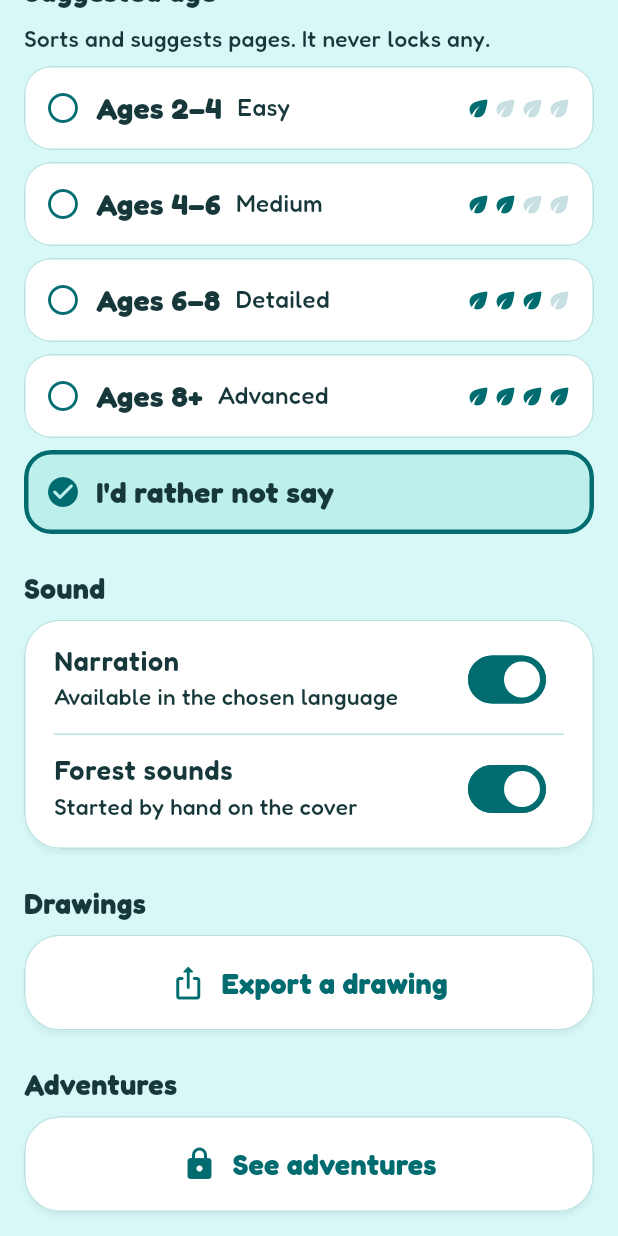
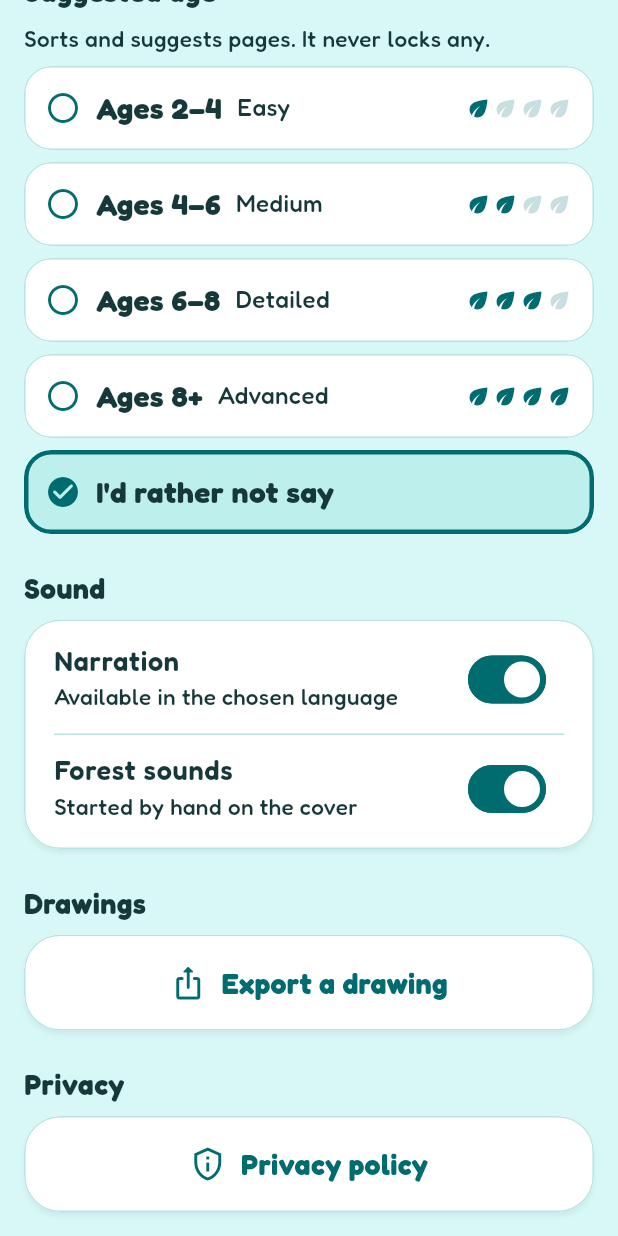
Before and after one commit to henguido/Tuki, a Flutter app: the AdultsScreen screen opened directly, scrolled down 276 dp, on a phone screen of 412 x 824 dp. Run offline on Flutter 3.47's test engine with Material 3 defaults, Android fonts, the phone set to English and light mode, and no system bars; our stand-ins replace drift, file_picker, just_audio, share_plus, shared_preferences; missing offline and left inert: audio_session; accounts and stored records are empty; generated files the repository leaves out were written again; project files that could hold a hidden picture were left out.

Commit message:
Prepare TUKI internal testing closure

```diff
--- a/docs/play/inventario-licencias-60.csv
+++ b/docs/play/inventario-licencias-60.csv
@@ -15,7 +15,7 @@
 "E14","Cascada","Fácil","Cascada infantil entre rocas-3.webp","organizadas/facil/E14_cascada.webp","70590c990a187ba30bb927ed3ce8ce39e359d6f956d13d908a0e1e41d3b7e210","Archivo entregado al proyecto; autor/proveedor no documentado","Desconocido; conversión a plantilla JSON documentada aparte","POR COMPLETAR","No adjunta","Pendiente de verificar","Bloqueada para publicación"
 "E15","Sendero del bosque","Fácil","Sendero forestal para colorear-4.webp","organizadas/facil/E15_sendero.webp","2068afcd54b20e2d8ce340fc8dc9780ad7eda4e59a2493b46a8bb6fa510b4f61","Archivo entregado al proyecto; autor/proveedor no documentado","Desconocido; conversión a plantilla JSON documentada aparte","POR COMPLETAR","No adjunta","Pendiente de verificar","Bloqueada para publicación"
 "M01","Rana en la hoja","Medio","Rana sonriente sobre una hoja tropical.webp","organizadas/medio/M01_rana-en-la-hoja.webp","b552a725388802ead6c6eb53e46150456896ccd3bd67b45db4853f1bf751640a","Archivo entregado al proyecto; autor/proveedor no documentado","Desconocido; conversión a plantilla JSON documentada aparte","POR COMPLETAR","No adjunta","Pendiente de verificar","Bloqueada para publicación"
-"M02","Mariposa","Medio","mariposa-tuki-nivel-medio-v1.png","organizadas/medio/M02_mariposa.png","97463970e49eb34af7068867fe00b6f4fb2e6a161e2acaf67163c7105a1604e4","Generada con herramienta de imágenes de OpenAI","Generación asistida; prompt/cuenta por vincular","POR COMPLETAR","No adjunta","Pendiente de verificar","Bloqueada para publicación"
+"M02","Mariposa","Medio","mariposa-tuki-nivel-medio-v1.png","organizadas/medio/M02_mariposa.png","97463970e49eb34af7068867fe00b6f4fb2e6a161e2acaf67163c7105a1604e4","Generada específicamente para TUKI con la herramienta de imágenes de OpenAI","Especificación documentada: lámina vertical infantil en line art blanco y negro, complejidad media, regiones cerradas grandes, sin texto, mosaico, sombreado ni marca de agua","Cuenta generadora por confirmar","ilustraciones/INVENTARIO_TUKI.md y archivo original preservado","Términos OpenAI aplicables; pendiente confirmar cuenta y derechos de cualquier entrada","Procedencia documentada; autorización pendiente"
 "M03","Colibrí","Medio","Imagen de ChatGPT 12 nov 2026, 19_44_58-2.webp","organizadas/medio/M03_colibri.webp","fe2f8643592ef6440dde44479616dedabf8f7647b144c822e3ea26454bc4cdbf","Generada con herramienta de imágenes de OpenAI","Generación asistida; prompt/cuenta por vincular","POR COMPLETAR","No adjunta","Pendiente de verificar","Bloqueada para publicación"
 "M04","Tucán","Medio","Imagen de ChatGPT 12 nov 2026, 19_45_00-3.webp","organizadas/medio/M04_tucan.webp","e2d439d020f845d6ae5610f2c9d182a4534201516edcdb773732a8ff51bb9455","Generada con herramienta de imágenes de OpenAI","Generación asistida; prompt/cuenta por vincular","POR COMPLETAR","No adjunta","Pendiente de verificar","Bloqueada para publicación"
 "M05","Flor tropical","Medio","Hibisco en blanco y negro-1.webp","organizadas/medio/M05_flor-tropical.webp","415dae6316498b6da9cb1479c5e0bc902ac203c7fec8274491e2f87d16c42c51","Archivo entregado al proyecto; autor/proveedor no documentado","Desconocido; conversión a plantilla JSON documentada aparte","POR COMPLETAR","No adjunta","Pendiente de verificar","Bloqueada para publicación"
--- a/lib/features/adults/adults_screen.dart
+++ b/lib/features/adults/adults_screen.dart
@@ -8,6 +8,7 @@ import '../store/adventures_screen.dart';
 import '../store/adult_gate.dart';
 import 'age_setup.dart';
 import 'export_picker_screen.dart';
+import 'privacy_service.dart';
 
 /// Área de adultos: idioma, edad sugerida, sonido, exportación y aventuras.
 class AdultsScreen extends StatelessWidget {
@@ -18,6 +19,16 @@ class AdultsScreen extends StatelessWidget {
     await Navigator.of(
       context,
     ).push(MaterialPageRoute<void>(builder: (_) => const ExportPickerScreen()));
+  }
+
+  Future<void> _openPrivacy(BuildContext context) async {
+    if (!await showAdultGate(context) || !context.mounted) return;
+    final opened = await const PrivacyService().openPolicy();
+    if (!opened && context.mounted) {
+      ScaffoldMessenger.of(context).showSnackBar(
+        SnackBar(content: Text(AppLocalizations.of(context).privacyOpenError)),
+      );
+    }
   }
 
   @override
@@ -146,6 +157,35 @@ class AdultsScreen extends StatelessWidget {
                     ),
                   ),
                   const SizedBox(height: 22),
+                  _SectionTitle(l.privacy),
+                  TukiCard(
+                    key: const ValueKey('privacy-policy-open'),
+                    onTap: () => _openPrivacy(context),
+                    child: ConstrainedBox(
+                      constraints: const BoxConstraints(minHeight: 40),
+                      child: Row(
+                        mainAxisAlignment: MainAxisAlignment.center,
+                        children: [
+                          const Icon(
+                            Icons.privacy_tip_outlined,
+                            color: TukiColors.turquoise,
+                          ),
+                          const SizedBox(width: 10),
+                          Flexible(
+                            child: Text(
+                              l.privacyPolicy,
+                              style: tukiText(
+                                19,
+                                weight: 700,
+                                color: TukiColors.turquoise,
+                              ),
+                            ),
+                          ),
+                        ],
+                      ),
+                    ),
+                  ),
+                  const SizedBox(height: 22),
                   _SectionTitle(l.adventures),
                   TukiCard(
                     key: const ValueKey('adventures-open'),
--- /dev/null
+++ b/lib/features/adults/privacy_service.dart
@@ -0,0 +1,27 @@
+import 'package:flutter/services.dart';
+
+const privacyPolicyUrl = 'https://tuki.artwebcr.com/privacy';
+
+/// Opens only TUKI's public privacy policy in the system browser.
+///
+/// Android validates the HTTPS host again before creating the browser intent.
+class PrivacyService {
+  const PrivacyService();
+
+  static const _channel = MethodChannel(
+    'dev.tukiapp.tuki_little_adventures/external_url',
+  );
+
+  Future<bool> openPolicy() async {
+    try {
+      return await _channel.invokeMethod<bool>('open', {
+            'url': privacyPolicyUrl,
+          }) ??
+          false;
+    } on PlatformException {
+      return false;
+    } on MissingPluginException {
+      return false;
+    }
+  }
+}
--- a/lib/l10n/app_en.arb
+++ b/lib/l10n/app_en.arb
@@ -52,6 +52,9 @@
   "keepColoring": "Keep coloring",
   "drawingSemantics": "Drawing: {title}",
   "adultsTitle": "For grown-ups",
+  "privacy": "Privacy",
+  "privacyPolicy": "Privacy policy",
+  "privacyOpenError": "The privacy policy could not be opened.",
   "language": "Language",
   "sound": "Sound",
   "narration": "Narration",
--- a/lib/l10n/app_es.arb
+++ b/lib/l10n/app_es.arb
@@ -90,6 +90,9 @@
     }
   },
   "adultsTitle": "Para adultos",
+  "privacy": "Privacidad",
+  "privacyPolicy": "Política de privacidad",
+  "privacyOpenError": "No se pudo abrir la política de privacidad.",
   "language": "Idioma",
   "sound": "Sonido",
   "narration": "Narración",
--- a/lib/l10n/app_localizations.dart
+++ b/lib/l10n/app_localizations.dart
@@ -409,6 +409,24 @@ abstract class AppLocalizations {
   /// In es, this message translates to:
   /// **'Para adultos'**
   String get adultsTitle;
+
+  /// No description provided for @privacy.
+  ///
+  /// In es, this message translates to:
+  /// **'Privacidad'**
+  String get privacy;
+
+  /// No description provided for @privacyPolicy.
+  ///
+  /// In es, this message translates to:
+  /// **'Política de privacidad'**
+  String get privacyPolicy;
+
+  /// No description provided for @privacyOpenError.
+  ///
+  /// In es, this message translates to:
+  /// **'No se pudo abrir la política de privacidad.'**
+  String get privacyOpenError;
 
   /// No description provided for @language.
   ///
--- a/lib/l10n/app_localizations_en.dart
+++ b/lib/l10n/app_localizations_en.dart
@@ -179,6 +179,15 @@ class AppLocalizationsEn extends AppLocalizations {
 
   @override
   String get adultsTitle => 'For grown-ups';
+
+  @override
+  String get privacy => 'Privacy';
+
+  @override
+  String get privacyPolicy => 'Privacy policy';
+
+  @override
+  String get privacyOpenError => 'The privacy policy could not be opened.';
 
   @override
   String get language => 'Language';
```
Also changed, not shown: lib/l10n/app_localizations_es.dart (+9 -0 lines), 7 other files.
